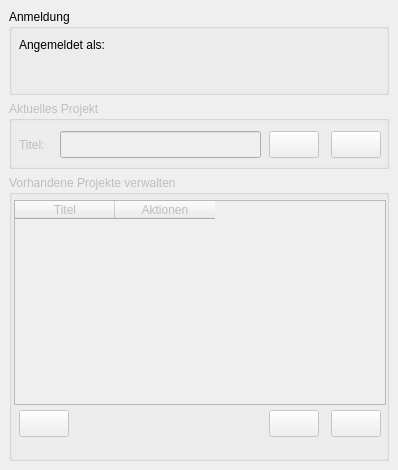
This is gbd_websuite_plugin/gbd_websuite_plugin_dockwidget_base.ui in gbd-consult/gbd-websuite-manager as Qt 5 draws it before an edit. The edited form follows.
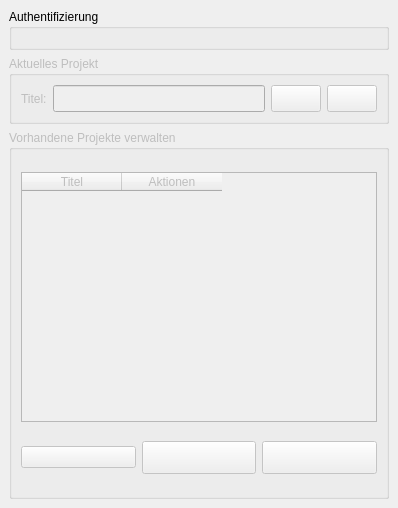
This is the edited form. Icons and pictures are not drawn. Custom widgets are drawn as their Qt base class.

```diff
--- a/gbd_websuite_plugin/gbd_websuite_plugin_dockwidget_base.ui
+++ b/gbd_websuite_plugin/gbd_websuite_plugin_dockwidget_base.ui
@@ -7,13 +7,13 @@
     <x>0</x>
     <y>0</y>
     <width>398</width>
-    <height>470</height>
+    <height>508</height>
    </rect>
   </property>
   <property name="minimumSize">
    <size>
     <width>398</width>
-    <height>470</height>
+    <height>508</height>
    </size>
   </property>
   <property name="maximumSize">
@@ -26,143 +26,8 @@
    <string>GBD WebSuite Manager</string>
   </property>
   <widget class="QWidget" name="dockWidgetContents">
-   <layout class="QGridLayout" name="gridLayout">
-    <item row="3" column="0">
-     <widget class="QGroupBox" name="liste_projekte">
-      <property name="enabled">
-       <bool>false</bool>
-      </property>
-      <property name="title">
-       <string>Vorhandene Projekte verwalten</string>
-      </property>
-      <widget class="QTableWidget" name="table_proj">
-       <property name="enabled">
-        <bool>false</bool>
-       </property>
-       <property name="geometry">
-        <rect>
-         <x>5</x>
-         <y>25</y>
-         <width>372</width>
-         <height>205</height>
-        </rect>
-       </property>
-       <property name="minimumSize">
-        <size>
-         <width>200</width>
-         <height>180</height>
-        </size>
-       </property>
-       <property name="maximumSize">
-        <size>
-         <width>498</width>
-         <height>250</height>
-        </size>
-       </property>
-       <property name="sizeAdjustPolicy">
-        <enum>QAbstractScrollArea::AdjustToContentsOnFirstShow</enum>
-       </property>
-       <property name="editTriggers">
-        <set>QAbstractItemView::NoEditTriggers</set>
-       </property>
-       <column>
-        <property name="text">
-         <string>Titel</string>
-        </property>
-       </column>
-       <column>
-        <property name="text">
-         <string>Aktionen</string>
-        </property>
-       </column>
-      </widget>
-      <widget class="QPushButton" name="button_delete_proj">
-       <property name="geometry">
-        <rect>
-         <x>322</x>
-         <y>235</y>
-         <width>50</width>
-         <height>27</height>
-        </rect>
-       </property>
-       <property name="minimumSize">
-        <size>
-         <width>20</width>
-         <height>20</height>
-        </size>
-       </property>
-       <property name="maximumSize">
-        <size>
-         <width>16777215</width>
-         <height>33</height>
-        </size>
-       </property>
-       <property name="toolTip">
-        <string>ausgewähltes Projekt löschen</string>
-       </property>
-       <property name="text">
-        <string/>
-       </property>
-       <property name="icon">
-        <iconset>
-         <normaloff>:/plugins/gbd_websuite_plugin/icons/mActionTrash.png</normaloff>:/plugins/gbd_websuite_plugin/icons/mActionTrash.png</iconset>
-       </property>
-      </widget>
-      <widget class="QPushButton" name="button_load_proj">
-       <property name="geometry">
-        <rect>
-         <x>260</x>
-         <y>235</y>
-         <width>50</width>
-         <height>27</height>
-        </rect>
-       </property>
-       <property name="minimumSize">
-        <size>
-         <width>20</width>
-         <height>20</height>
-        </size>
-       </property>
-       <property name="maximumSize">
-        <size>
-         <width>16777215</width>
-         <height>33</height>
-        </size>
-       </property>
-       <property name="toolTip">
-        <string>ausgewähltes Projekt anzeigen</string>
-       </property>
-       <property name="text">
-        <string/>
-       </property>
-       <property name="icon">
-        <iconset>
-         <normaloff>:/plugins/gbd_websuite_plugin/icons/mActionFileOpen.png</normaloff>:/plugins/gbd_websuite_plugin/icons/mActionFileOpen.png</iconset>
-       </property>
-      </widget>
-      <widget class="QPushButton" name="button_help">
-       <property name="geometry">
-        <rect>
-         <x>10</x>
-         <y>235</y>
-         <width>50</width>
-         <height>27</height>
-        </rect>
-       </property>
-       <property name="toolTip">
-        <string>Hilfe</string>
-       </property>
-       <property name="text">
-        <string/>
-       </property>
-       <property name="icon">
-        <iconset>
-         <normaloff>:/plugins/gbd_websuite_plugin/icons/mActionHelpContents.png</normaloff>:/plugins/gbd_websuite_plugin/icons/mActionHelpContents.png</iconset>
-       </property>
-      </widget>
-     </widget>
-    </item>
-    <item row="0" column="0">
+   <layout class="QVBoxLayout" name="verticalLayout_2">
+    <item>
      <widget class="QGroupBox" name="groupBox">
       <property name="enabled">
        <bool>true</bool>
@@ -174,34 +39,16 @@
        </size>
       </property>
       <property name="title">
-       <string>Anmeldung</string>
+       <string>Authentifizierung</string>
       </property>
-      <widget class="QLabel" name="label_5">
-       <property name="geometry">
-        <rect>
-         <x>10</x>
-         <y>22</y>
-         <width>251</width>
-         <height>27</height>
-        </rect>
-       </property>
-       <property name="text">
-        <string>Angemeldet als:</string>
-       </property>
-      </widget>
-      <widget class="QgsExternalResourceWidget" name="config_file">
-       <property name="geometry">
-        <rect>
-         <x>20</x>
-         <y>51</y>
-         <width>341</width>
-         <height>27</height>
-        </rect>
-       </property>
-      </widget>
-     </widget>
+      <layout class="QVBoxLayout" name="verticalLayout">
+       <item>
+        <widget class="QgsAuthConfigSelect" name="authcfg_select"/>
+       </item>
+      </layout>
+     </widget>
     </item>
-    <item row="2" column="0">
+    <item>
      <widget class="QGroupBox" name="aktuelles_projekt">
       <property name="enabled">
        <bool>false</bool>
@@ -218,28 +65,16 @@
       <property name="title">
        <string>Aktuelles Projekt</string>
       </property>
+      <layout class="QHBoxLayout" name="horizontalLayout">
+       <item>
       <widget class="QLabel" name="label_8">
-       <property name="geometry">
-        <rect>
-         <x>10</x>
-         <y>30</y>
-         <width>81</width>
-         <height>27</height>
-        </rect>
-       </property>
        <property name="text">
         <string>Titel:</string>
        </property>
       </widget>
+       </item>
+       <item>
       <widget class="QLineEdit" name="data_projekt">
-       <property name="geometry">
-        <rect>
-         <x>51</x>
-         <y>30</y>
-         <width>201</width>
-         <height>27</height>
-        </rect>
-       </property>
        <property name="sizePolicy">
         <sizepolicy hsizetype="Expanding" vsizetype="Expanding">
          <horstretch>0</horstretch>
@@ -268,56 +103,9 @@
         <string/>
        </property>
       </widget>
-      <widget class="QPushButton" name="button_save">
-       <property name="geometry">
-        <rect>
-         <x>322</x>
-         <y>30</y>
-         <width>50</width>
-         <height>27</height>
-        </rect>
-       </property>
-       <property name="minimumSize">
-        <size>
-         <width>50</width>
-         <height>20</height>
-        </size>
-       </property>
-       <property name="maximumSize">
-        <size>
-         <width>16777215</width>
-         <height>33</height>
-        </size>
-       </property>
-       <property name="focusPolicy">
-        <enum>Qt::StrongFocus</enum>
-       </property>
-       <property name="toolTip">
-        <string>aktuelles Projekt hinzufügen</string>
-       </property>
-       <property name="whatsThis">
-        <string>blub</string>
-       </property>
-       <property name="styleSheet">
-        <string notr="true">image: url(:/plugins/gbd_websuite_plugin/icons/mActionFileOpen.png);</string>
-       </property>
-       <property name="text">
-        <string/>
-       </property>
-       <property name="icon">
-        <iconset>
-         <normaloff>:/plugins/gbd_websuite_plugin/icons/mActionAdd.svg</normaloff>:/plugins/gbd_websuite_plugin/icons/mActionAdd.svg</iconset>
-       </property>
-      </widget>
+       </item>
+       <item>
       <widget class="QPushButton" name="button_options">
-       <property name="geometry">
-        <rect>
-         <x>260</x>
-         <y>30</y>
-         <width>50</width>
-         <height>27</height>
-        </rect>
-       </property>
        <property name="sizePolicy">
         <sizepolicy hsizetype="Fixed" vsizetype="Fixed">
          <horstretch>0</horstretch>
@@ -356,6 +144,160 @@
          <normaloff>:/plugins/gbd_websuite_plugin/icons/options.png</normaloff>:/plugins/gbd_websuite_plugin/icons/options.png</iconset>
        </property>
       </widget>
+       </item>
+       <item>
+        <widget class="QPushButton" name="button_save">
+         <property name="minimumSize">
+          <size>
+           <width>50</width>
+           <height>20</height>
+          </size>
+         </property>
+         <property name="maximumSize">
+          <size>
+           <width>16777215</width>
+           <height>33</height>
+          </size>
+         </property>
+         <property name="focusPolicy">
+          <enum>Qt::StrongFocus</enum>
+         </property>
+         <property name="toolTip">
+          <string>aktuelles Projekt hinzufügen</string>
+         </property>
+         <property name="whatsThis">
+          <string>blub</string>
+         </property>
+         <property name="styleSheet">
+          <string notr="true">image: url(:/plugins/gbd_websuite_plugin/icons/mActionFileOpen.png);</string>
+         </property>
+         <property name="text">
+          <string/>
+         </property>
+         <property name="icon">
+          <iconset>
+           <normaloff>:/plugins/gbd_websuite_plugin/icons/mActionAdd.svg</normaloff>:/plugins/gbd_websuite_plugin/icons/mActionAdd.svg</iconset>
+         </property>
+        </widget>
+       </item>
+      </layout>
+     </widget>
+    </item>
+    <item>
+     <widget class="QGroupBox" name="liste_projekte">
+      <property name="enabled">
+       <bool>false</bool>
+      </property>
+      <property name="title">
+       <string>Vorhandene Projekte verwalten</string>
+      </property>
+      <layout class="QVBoxLayout" name="verticalLayout_3">
+       <item>
+        <widget class="QTableWidget" name="table_proj">
+         <property name="enabled">
+          <bool>false</bool>
+         </property>
+         <property name="minimumSize">
+          <size>
+           <width>200</width>
+           <height>180</height>
+          </size>
+         </property>
+         <property name="maximumSize">
+          <size>
+           <width>498</width>
+           <height>250</height>
+          </size>
+         </property>
+         <property name="sizeAdjustPolicy">
+          <enum>QAbstractScrollArea::AdjustToContentsOnFirstShow</enum>
+         </property>
+         <property name="editTriggers">
+          <set>QAbstractItemView::NoEditTriggers</set>
+         </property>
+         <column>
+          <property name="text">
+           <string>Titel</string>
+          </property>
+         </column>
+         <column>
+          <property name="text">
+           <string>Aktionen</string>
+          </property>
+         </column>
+        </widget>
+       </item>
+       <item>
+        <layout class="QHBoxLayout" name="horizontalLayout_2">
+         <item>
+          <widget class="QPushButton" name="button_help">
+           <property name="toolTip">
+            <string>Hilfe</string>
+           </property>
+           <property name="text">
+            <string/>
+           </property>
+           <property name="icon">
+            <iconset>
+             <normaloff>:/plugins/gbd_websuite_plugin/icons/mActionHelpContents.png</normaloff>:/plugins/gbd_websuite_plugin/icons/mActionHelpContents.png</iconset>
+           </property>
+          </widget>
+         </item>
+         <item>
+          <widget class="QPushButton" name="button_delete_proj">
+           <property name="minimumSize">
+            <size>
+             <width>20</width>
+             <height>20</height>
+            </size>
+           </property>
+           <property name="maximumSize">
+            <size>
+             <width>16777215</width>
+             <height>33</height>
+            </size>
+           </property>
+           <property name="toolTip">
+            <string>ausgewähltes Projekt löschen</string>
+           </property>
+           <property name="text">
+            <string/>
+           </property>
+           <property name="icon">
+            <iconset>
+             <normaloff>:/plugins/gbd_websuite_plugin/icons/mActionTrash.png</normaloff>:/plugins/gbd_websuite_plugin/icons/mActionTrash.png</iconset>
+           </property>
+          </widget>
+         </item>
+         <item>
+          <widget class="QPushButton" name="button_load_proj">
+           <property name="minimumSize">
+            <size>
+             <width>20</width>
+             <height>20</height>
+            </size>
+           </property>
+           <property name="maximumSize">
+            <size>
+             <width>16777215</width>
+             <height>33</height>
+            </size>
+           </property>
+           <property name="toolTip">
+            <string>ausgewähltes Projekt anzeigen</string>
+           </property>
+           <property name="text">
+            <string/>
+           </property>
+           <property name="icon">
+            <iconset>
+             <normaloff>:/plugins/gbd_websuite_plugin/icons/mActionFileOpen.png</normaloff>:/plugins/gbd_websuite_plugin/icons/mActionFileOpen.png</iconset>
+           </property>
+          </widget>
+         </item>
+        </layout>
+       </item>
+      </layout>
      </widget>
     </item>
    </layout>
@@ -363,9 +305,9 @@
  </widget>
  <customwidgets>
   <customwidget>
-   <class>QgsExternalResourceWidget</class>
+   <class>QgsAuthConfigSelect</class>
    <extends>QWidget</extends>
-   <header>qgsexternalresourcewidget.h</header>
+   <header>qgsauthconfigselect.h</header>
   </customwidget>
  </customwidgets>
  <resources/>
```
Lines whose indentation alone changed are shown as unchanged.
